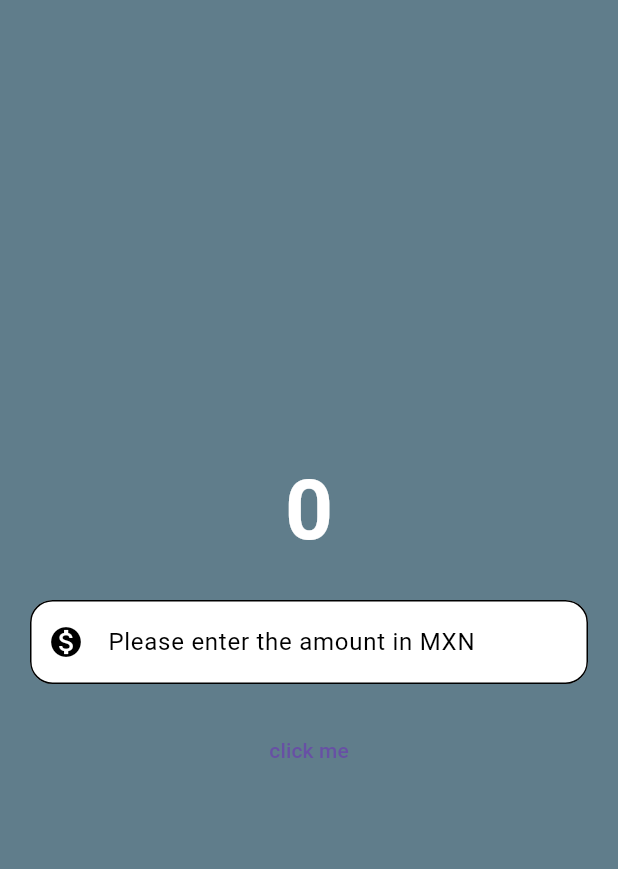
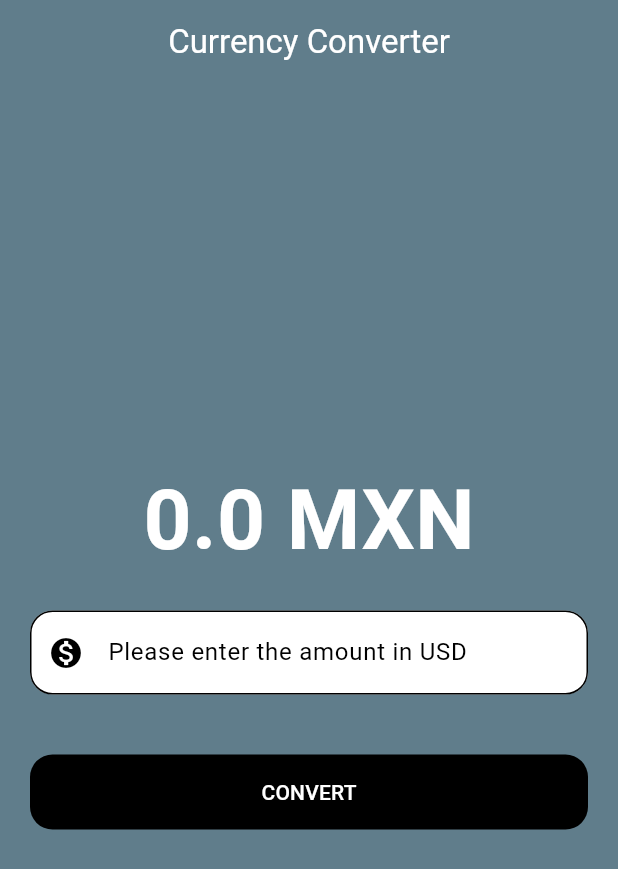
Before and after one commit to jordimauricio/currency_converter, a Flutter app: the screen it shows after launch, on a phone screen of 412 x 824 dp. Shown: the top 869 px of the screen. Run offline on Flutter 3.47's test engine with Material 3 defaults, Android fonts, the phone set to English and light mode, and no system bars.

Commit message:
Units conversion

```diff
--- a/lib/currency_converter_material_page.dart
+++ b/lib/currency_converter_material_page.dart
@@ -1,20 +1,41 @@
 import 'package:flutter/material.dart';
 import 'package:flutter/services.dart';
 
-class CurrencyConverterMaterialPage extends StatelessWidget {
+class CurrencyConverterMaterialPage extends StatefulWidget {
   const CurrencyConverterMaterialPage({super.key});
+
+  @override
+  State<CurrencyConverterMaterialPage> createState() =>
+      _CurrencyConverterMaterialPageState();
+}
+
+class _CurrencyConverterMaterialPageState
+    extends State<CurrencyConverterMaterialPage> {
+  final TextEditingController textEditingController = TextEditingController();
+  double result = 0;
 
   @override
   Widget build(BuildContext context) {
     return Scaffold(
       backgroundColor: Colors.blueGrey,
+      appBar: AppBar(
+        backgroundColor: Colors.blueGrey,
+        elevation: 0,
+        title: const Text(
+          'Currency Converter',
+          style: TextStyle(
+            color: Colors.white,
+          ),
+        ),
+        centerTitle: true,
+      ),
       body: Center(
         child: Column(
           mainAxisAlignment: MainAxisAlignment.center,
           children: [
-            const Text(
-              "0",
-              style: TextStyle(
+            Text(
+              '$result MXN',
+              style: const TextStyle(
                 fontSize: 56,
                 fontWeight: FontWeight.bold,
                 color: Color.fromARGB(255, 255, 255, 255),
@@ -23,11 +44,12 @@ class CurrencyConverterMaterialPage extends StatelessWidget {
             Container(
               padding: const EdgeInsets.all(20),
               child: TextField(
+                controller: textEditingController,
                 style: const TextStyle(
                   color: Colors.black,
                 ),
                 decoration: const InputDecoration(
-                  hintText: "Please enter the amount in MXN",
+                  hintText: "Please enter the amount in USD",
                   hintStyle: TextStyle(
                     color: Colors.black,
                   ),
@@ -54,11 +76,25 @@ class CurrencyConverterMaterialPage extends StatelessWidget {
                 inputFormatters: [FilteringTextInputFormatter.digitsOnly],
               ),
             ),
-            // Button
-
-            // Raised
-            // Appears like a text
-            TextButton(onPressed: () {}, child: const Text("click me")),
+            Padding(
+              padding: const EdgeInsets.all(20.0),
+              child: TextButton(
+                onPressed: () {
+                  setState(() {
+                    result = double.parse(textEditingController.text) * 17.22;
+                  });
+                },
+                style: TextButton.styleFrom(
+                  backgroundColor: Colors.black,
+                  foregroundColor: Colors.white,
+                  minimumSize: const Size(double.maxFinite, 50),
+                  shape: RoundedRectangleBorder(
+                    borderRadius: BorderRadius.circular(15),
+                  ),
+                ),
+                child: const Text("CONVERT"),
+              ),
+            ),
           ],
         ),
       ),
```
Also changed, not shown: pubspec.lock.
